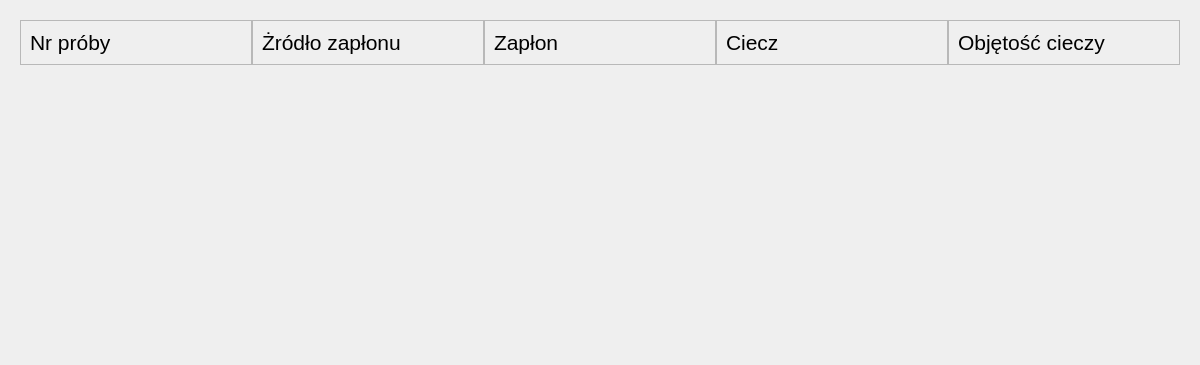
wiacekmarcin/StanowiskoChemiczne, file app/nowytest_9.ui: the form before one commit.
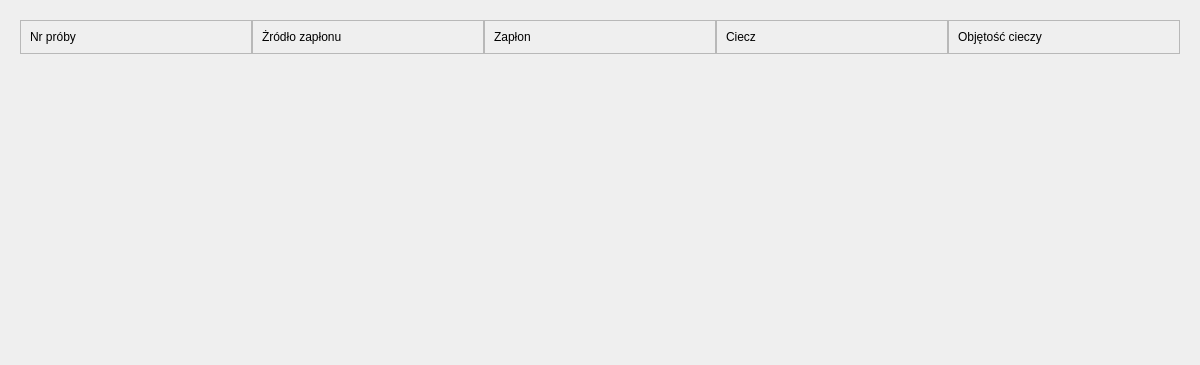
The form after the commit. Custom widgets are drawn as their Qt base class.

```diff
--- a/app/nowytest_9.ui
+++ b/app/nowytest_9.ui
@@ -10,11 +10,6 @@
     <height>365</height>
    </rect>
   </property>
-  <property name="font">
-   <font>
-    <pointsize>16</pointsize>
-   </font>
-  </property>
   <property name="title" stdset="0">
    <string>Podsumowanie testu</string>
   </property>
```
